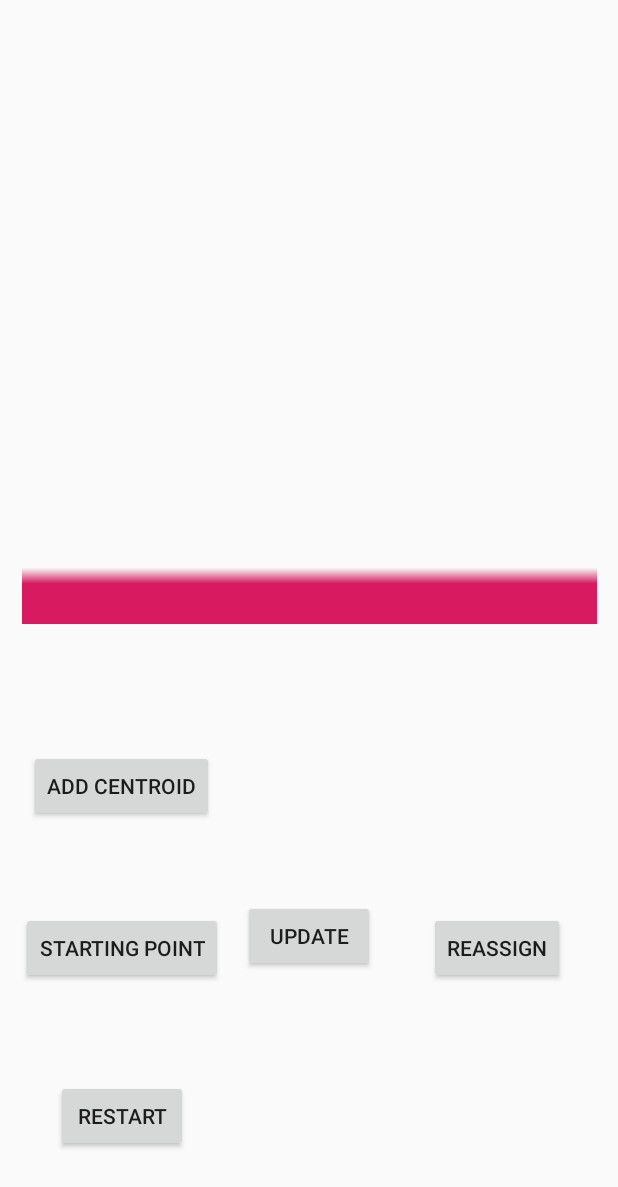
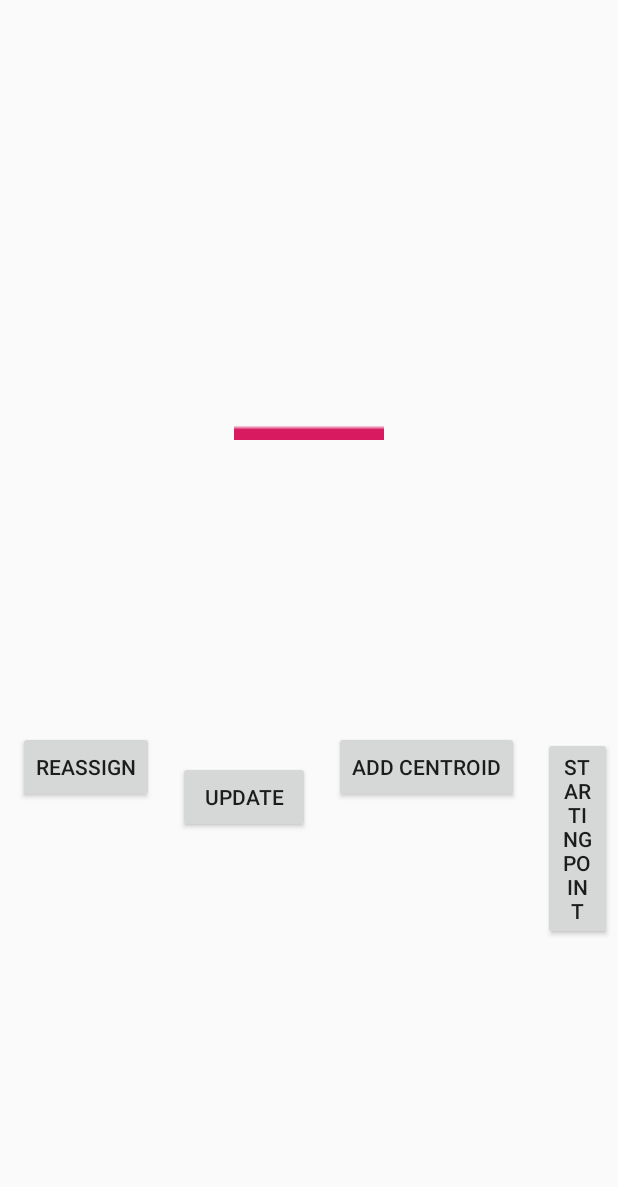
Before and after one commit to 5hourupload/Machine-Learning-Learning, an Android app: the layout k_means_clustering.xml on its own in the app's theme, with its tools: preview values and no code run, on a phone screen of 412 x 824 dp. Shown: the top 1187 px of the screen. Run offline under Robolectric (Android 15) with nearby library versions, the phone set to English and light mode, and no system bars.

Commit message:
Setting up knn

```diff
--- a/app/src/main/java/fhu/machinelearninglearning/MainActivity.java
+++ b/app/src/main/java/fhu/machinelearninglearning/MainActivity.java
@@ -16,6 +16,9 @@ public class MainActivity extends AppCompatActivity
         setContentView(R.layout.activity_main);
         //sup
 
+        Intent intent = new Intent(getApplicationContext(), k_means_cluster_activity.class);
+        startActivity(intent);
+
         Button startButton = findViewById(R.id.startButton);
         startButton.setOnClickListener(new View.OnClickListener()
         {
--- a/app/src/main/java/fhu/machinelearninglearning/k_means_cluster_activity.java
+++ b/app/src/main/java/fhu/machinelearninglearning/k_means_cluster_activity.java
@@ -1,7 +1,9 @@
 package fhu.machinelearninglearning;
 
+import android.content.DialogInterface;
 import android.content.Intent;
 import android.os.Bundle;
+import android.support.v7.app.AlertDialog;
 import android.support.v7.app.AppCompatActivity;
 import android.view.View;
 import android.widget.Button;
@@ -10,13 +12,45 @@ public class k_means_cluster_activity extends AppCompatActivity {
     @Override
     protected void onCreate(Bundle savedInstanceState)
     {
-        /*super.onCreate(savedInstanceState);
+        super.onCreate(savedInstanceState);
         setContentView(R.layout.k_means_clustering);
         Button addCentroid = findViewById(R.id.addCentroid);
         Button startingPointsButton = findViewById(R.id.startingPointsButton);
         Button update = findViewById(R.id.updateButton);
         Button reassign = findViewById(R.id.reassignButton);
-        Button restart = findViewById(R.id.restartButton);*/
+        Button restart = findViewById(R.id.restartButton);
+
+        startingPointsButton.setOnClickListener(new View.OnClickListener()
+        {
+            @Override
+            public void onClick(View view)
+            {
+                String[] colors = {"red", "green", "blue", "black"};
+
+                AlertDialog.Builder builder = new AlertDialog.Builder(k_means_cluster_activity.this);
+                builder.setTitle("Pick a color");
+                builder.setItems(colors, new DialogInterface.OnClickListener() {
+                    @Override
+                    public void onClick(DialogInterface dialog, int which) {
+                        // the user clicked on colors[which]
+                    }
+                });
+                builder.show();
+            }
+        });
+
+
+
+        restart.setOnClickListener(new View.OnClickListener()
+        {
+            @Override
+            public void onClick(View view)
+            {
+                MyDrawable mydrawing = new MyDrawable();
+                ImageView image = findViewById(R.id.graphView);
+                image.setImageDrawable(mydrawing);
+            }
+        });
 
 
     }
--- a/app/src/main/res/layout/k_means_clustering.xml
+++ b/app/src/main/res/layout/k_means_clustering.xml
@@ -8,8 +8,8 @@
 
     <ImageView
         android:id="@+id/graphView"
-        android:layout_width="383dp"
-        android:layout_height="432dp"
+        android:layout_width="100dp"
+        android:layout_height="100dp"
         android:layout_marginStart="8dp"
         android:layout_marginTop="8dp"
         android:layout_marginEnd="8dp"
@@ -17,7 +17,21 @@
         app:layout_constraintEnd_toEndOf="parent"
         app:layout_constraintStart_toStartOf="parent"
         app:layout_constraintTop_toTopOf="parent"
+        app:layout_constraintBottom_toTopOf="@+id/buttons"
         app:srcCompat="?attr/actionModeBackground" />
+
+
+    <LinearLayout
+        android:id="@+id/buttons"
+        android:layout_width="wrap_content"
+        android:layout_height="wrap_content"
+        android:layout_marginStart="8dp"
+        android:layout_marginBottom="8dp"
+        android:orientation="horizontal"
+        app:layout_constraintBottom_toBottomOf="parent"
+        app:layout_constraintStart_toStartOf="parent"
+        app:layout_constraintTop_toBottomOf="@+id/graphView"
+        app:layout_constraintEnd_toEndOf="parent">
 
         <Button
             android:id="@+id/reassignButton"
@@ -27,11 +41,7 @@
             android:layout_marginTop="8dp"
             android:layout_marginEnd="8dp"
             android:layout_marginBottom="8dp"
-        android:text="@string/reassign"
-        app:layout_constraintBottom_toBottomOf="parent"
-        app:layout_constraintEnd_toEndOf="parent"
-        app:layout_constraintStart_toEndOf="@+id/updateButton"
-        app:layout_constraintTop_toBottomOf="@+id/graphView" />
+            android:text="@string/reassign" />
 
         <Button
             android:id="@+id/updateButton"
@@ -41,12 +51,7 @@
             android:layout_marginTop="28dp"
             android:layout_marginEnd="8dp"
             android:layout_marginBottom="8dp"
-        android:text="@string/update"
-        app:layout_constraintBottom_toBottomOf="parent"
-        app:layout_constraintEnd_toEndOf="parent"
-        app:layout_constraintStart_toStartOf="parent"
-        app:layout_constraintTop_toBottomOf="@+id/graphView"
-        app:layout_constraintVertical_bias="0.441" />
+            android:text="@string/update" />
 
         <Button
             android:id="@+id/addCentroid"
@@ -56,11 +61,7 @@
             android:layout_marginTop="8dp"
             android:layout_marginEnd="8dp"
             android:layout_marginBottom="8dp"
-        android:text="@string/Add_centroid"
-        app:layout_constraintBottom_toTopOf="@+id/startingPointsButton"
-        app:layout_constraintEnd_toStartOf="@+id/updateButton"
-        app:layout_constraintStart_toStartOf="parent"
-        app:layout_constraintTop_toBottomOf="@+id/graphView" />
+            android:text="@string/Add_centroid" />
 
         <Button
             android:id="@+id/startingPointsButton"
@@ -70,11 +71,7 @@
             android:layout_marginTop="8dp"
             android:layout_marginEnd="8dp"
             android:layout_marginBottom="8dp"
-        android:text="@string/starting_point"
-        app:layout_constraintBottom_toBottomOf="parent"
-        app:layout_constraintEnd_toStartOf="@+id/updateButton"
-        app:layout_constraintStart_toStartOf="parent"
-        app:layout_constraintTop_toBottomOf="@+id/graphView" />
+            android:text="@string/starting_point" />
 
         <Button
             android:id="@+id/restartButton"
@@ -84,11 +81,9 @@
             android:layout_marginTop="8dp"
             android:layout_marginEnd="8dp"
             android:layout_marginBottom="8dp"
-        android:text="@string/restart"
-        app:layout_constraintBottom_toBottomOf="parent"
-        app:layout_constraintEnd_toStartOf="@+id/updateButton"
-        app:layout_constraintStart_toStartOf="parent"
-        app:layout_constraintTop_toBottomOf="@+id/startingPointsButton"
-        app:layout_constraintVertical_bias="0.538" />
+            android:text="@string/restart" />
+
+    </LinearLayout>
+
 
 </android.support.constraint.ConstraintLayout>
```
Lines whose indentation alone changed are shown as unchanged.
